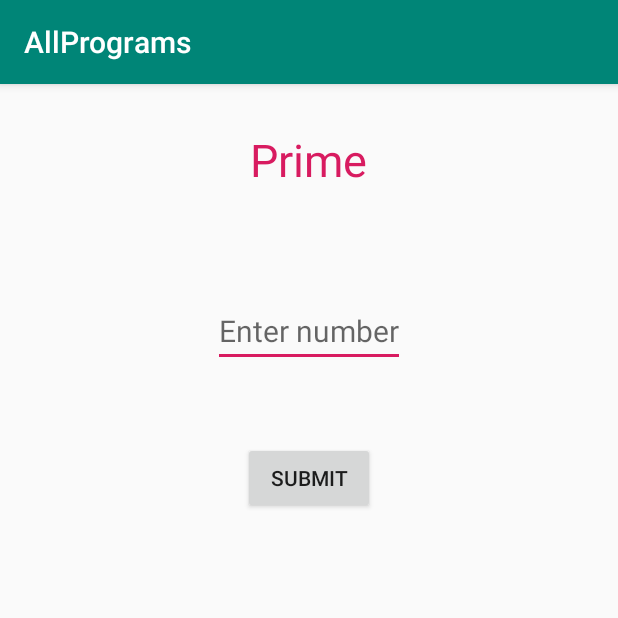
After one commit to bhushan-borole/MADTL, an Android app: the Prime screen opened directly, with no data from a screen before it, on a phone screen of 412 x 824 dp, the top half of it. The commit adds this screen. Run offline under Robolectric (Android 15) with nearby library versions, the phone set to English and light mode, and no system bars.

Commit message:
Added Chit 3

```diff
--- a/Chits/Android/app/src/main/AndroidManifest.xml
+++ b/Chits/Android/app/src/main/AndroidManifest.xml
@@ -9,7 +9,8 @@
         android:roundIcon="@mipmap/ic_launcher_round"
         android:supportsRtl="true"
         android:theme="@style/AppTheme">
-        <activity android:name=".Factorial"></activity>
+        <activity android:name=".Prime"></activity>
+        <activity android:name=".Factorial" />
         <activity android:name=".MainActivity">
             <intent-filter>
                 <action android:name="android.intent.action.MAIN" />
--- a/Chits/Android/app/src/main/java/com/example/allprograms/MainActivity.java
+++ b/Chits/Android/app/src/main/java/com/example/allprograms/MainActivity.java
@@ -54,5 +54,13 @@ public class MainActivity extends AppCompatActivity {
                 startActivity(intent);
             }
         });
+
+        prime.setOnClickListener(new View.OnClickListener() {
+            @Override
+            public void onClick(View v) {
+                Intent intent = new Intent(MainActivity.this, Prime.class);
+                startActivity(intent);
+            }
+        });
     }
 }
--- /dev/null
+++ b/Chits/Android/app/src/main/java/com/example/allprograms/Prime.java
@@ -0,0 +1,48 @@
+package com.example.allprograms;
+
+import android.support.v7.app.AppCompatActivity;
+import android.os.Bundle;
+import android.view.View;
+import android.widget.Button;
+import android.widget.EditText;
+import android.widget.TextView;
+
+public class Prime extends AppCompatActivity {
+
+    private Button submit;
+    private EditText inp;
+    private TextView op;
+
+    public static boolean checkPrime(int num){
+        int count = 0;
+        for(int i=1; i<=num; i++){
+            if(num%i == 0)
+                count += 1;
+        }
+
+        if(count == 2)
+            return true;
+        return false;
+    }
+
+    @Override
+    protected void onCreate(Bundle savedInstanceState) {
+        super.onCreate(savedInstanceState);
+        setContentView(R.layout.activity_prime);
+
+        submit = findViewById(R.id.submit_prime);
+        inp = findViewById(R.id.inp_prime);
+        op = findViewById(R.id.op_prime);
+
+        submit.setOnClickListener(new View.OnClickListener() {
+            @Override
+            public void onClick(View v) {
+                int num = Integer.valueOf(inp.getText().toString().trim());
+                if(checkPrime(num))
+                    op.setText("Prime: True");
+                else
+                    op.setText("Prime: False");
+            }
+        });
+    }
+}
--- /dev/null
+++ b/Chits/Android/app/src/main/res/layout/activity_prime.xml
@@ -0,0 +1,53 @@
+<?xml version="1.0" encoding="utf-8"?>
+<LinearLayout xmlns:android="http://schemas.android.com/apk/res/android"
+    xmlns:app="http://schemas.android.com/apk/res-auto"
+    xmlns:tools="http://schemas.android.com/tools"
+    android:layout_width="match_parent"
+    android:layout_height="match_parent"
+    tools:context=".Prime"
+    android:orientation="vertical">
+
+    <TextView
+        android:layout_width="wrap_content"
+        android:layout_height="wrap_content"
+        android:text="Prime"
+        android:layout_marginBottom="70dp"
+        android:layout_marginTop="30dp"
+        android:layout_gravity="center"
+        android:textSize="30dp"
+        android:textColor="@color/colorAccent"/>
+
+    <LinearLayout
+        android:layout_width="wrap_content"
+        android:layout_height="wrap_content"
+        android:orientation="vertical"
+        android:layout_gravity="center">
+
+        <EditText
+            android:layout_width="wrap_content"
+            android:layout_height="wrap_content"
+            android:hint="Enter number"
+            android:inputType="number"
+            android:textColor="@color/colorAccent"
+            android:textSize="20dp"
+            android:id="@+id/inp_prime"/>
+
+        <Button
+            android:layout_width="wrap_content"
+            android:layout_height="wrap_content"
+            android:text="Submit"
+            android:layout_marginTop="50dp"
+            android:layout_gravity="center"
+            android:id="@+id/submit_prime"/>
+        <TextView
+            android:layout_width="wrap_content"
+            android:layout_height="wrap_content"
+            android:layout_gravity="center"
+            android:layout_marginTop="50dp"
+            android:textColor="@color/colorAccent"
+            android:textSize="20dp"
+            android:id="@+id/op_prime"/>
+
+    </LinearLayout>
+
+</LinearLayout>
```
